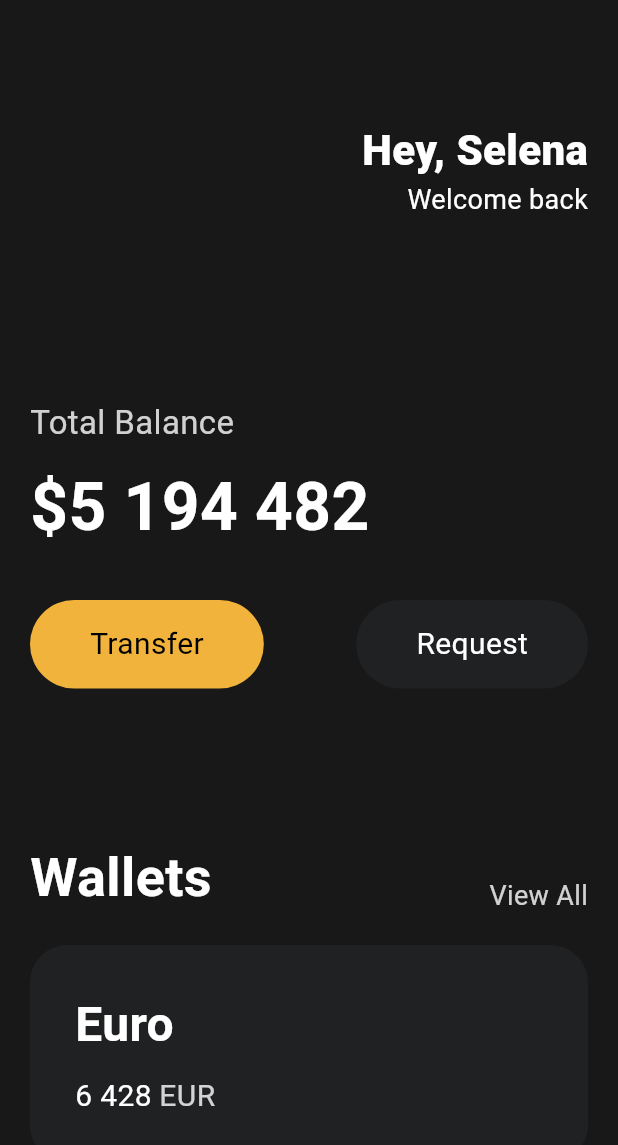
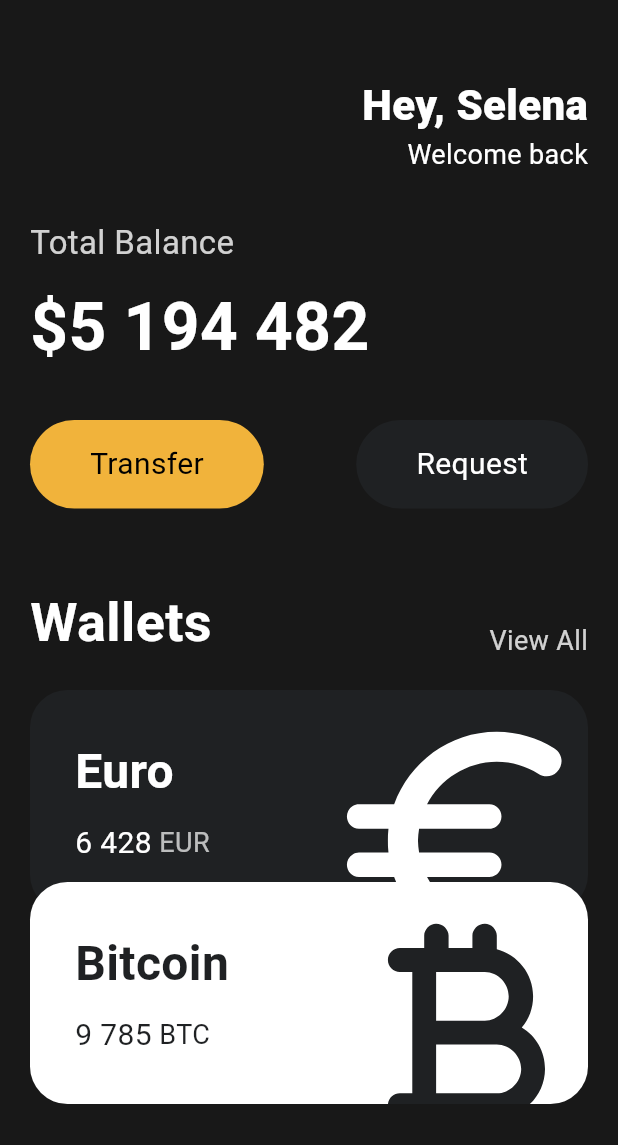
Before and after one commit to pybsh/flutter_study_01, a Flutter app: the screen it shows after launch, on a phone screen of 412 x 824 dp. Shown: the top 1145 px of the screen. Run offline on Flutter 3.47's test engine with Material 3 defaults, Android fonts, the phone set to English and light mode, and no system bars.

```diff
--- a/lib/main.dart
+++ b/lib/main.dart
@@ -1,6 +1,7 @@
 import 'package:flutter/cupertino.dart';
 import 'package:flutter/material.dart';
 import 'package:toonflix/widgets/button.dart';
+import 'package:toonflix/widgets/currency_card.dart';
 
 void main() {
   runApp(const MyApp());
@@ -14,12 +15,13 @@ class MyApp extends StatelessWidget {
     return MaterialApp(
       home: Scaffold(
           backgroundColor: const Color(0xFF181818),
-          body: Padding(
+          body: SingleChildScrollView(
+            child: Padding(
               padding: const EdgeInsets.symmetric(horizontal: 20),
               child: Column(
                 crossAxisAlignment: CrossAxisAlignment.start,
                 children: [
-                const SizedBox(height: 80),
+                  const SizedBox(height: 50),
                   Row(
                     mainAxisAlignment: MainAxisAlignment.end,
                     children: [
@@ -41,7 +43,7 @@ class MyApp extends StatelessWidget {
                       ),
                     ],
                   ),
-                const SizedBox(height: 120),
+                  const SizedBox(height: 30),
                   Text(
                     'Total Balance',
                     style: TextStyle(
@@ -72,7 +74,7 @@ class MyApp extends StatelessWidget {
                           textColor: Colors.white),
                     ],
                   ),
-                const SizedBox(height: 100),
+                  const SizedBox(height: 50),
                   Row(
                     crossAxisAlignment: CrossAxisAlignment.end,
                     mainAxisAlignment: MainAxisAlignment.spaceBetween,
@@ -91,50 +93,25 @@ class MyApp extends StatelessWidget {
                     ],
                   ),
                   const SizedBox(height: 20),
-                Container(
-                  decoration: BoxDecoration(
-                    color: const Color(0xFF1F2123),
-                    borderRadius: BorderRadius.circular(25),
+                  const CurrencyCard(
+                    name: 'Euro',
+                    code: 'EUR',
+                    amount: '6 428',
+                    icon: Icons.euro_rounded,
+                    isInverted: false,
                   ),
-                  child: Padding(
-                    padding: const EdgeInsets.all(30),
-                    child: Row(
-                      children: [
-                        Column(
-                          crossAxisAlignment: CrossAxisAlignment.start,
-                          children: [
-                            const Text(
-                              'Euro',
-                              style: TextStyle(
-                                color: Colors.white,
-                                fontSize: 32,
-                                fontWeight: FontWeight.w600,
-                              ),
-                            ),
-                            const SizedBox(height: 10),
-                            Row(
-                              children: [
-                                const Text('6 428',
-                                    style: TextStyle(
-                                      color: Colors.white,
-                                      fontSize: 20,
-                                    )),
-                                const SizedBox(width: 5),
-                                Text('EUR',
-                                  style: TextStyle(
-                                    color: Colors.white.withOpacity(0.8),
-                                    fontSize: 20,
+                  Transform.translate(
+                    offset: const Offset(0, -20),
+                    child: const CurrencyCard(
+                      name: 'Bitcoin',
+                      code: 'BTC',
+                      amount: '9 785',
+                      icon: Icons.currency_bitcoin_rounded,
+                      isInverted: true,
                     ),
                   ),
                 ],
               ),
-                          ],
-                        ),
-                      ],
-                    ),
-                  ),
-                ),
-              ],
             ),
           )),
     );
--- /dev/null
+++ b/lib/widgets/currency_card.dart
@@ -0,0 +1,78 @@
+import 'package:flutter/material.dart';
+
+class CurrencyCard extends StatelessWidget {
+  final String name, code, amount;
+  final IconData icon;
+  final bool isInverted;
+
+  final _blackColor = const Color(0xFF1F2123);
+  const CurrencyCard({
+    super.key,
+    required this.name,
+    required this.code,
+    required this.amount,
+    required this.icon,
+    required this.isInverted
+  });
+
+  @override
+  Widget build(BuildContext context) {
+    return Container(
+      clipBehavior: Clip.hardEdge,
+      decoration: BoxDecoration(
+        color: isInverted ? Colors.white : _blackColor,
+        borderRadius: BorderRadius.circular(25),
+      ),
+      child: Padding(
+        padding: const EdgeInsets.all(30),
+        child: Row(
+          mainAxisAlignment: MainAxisAlignment.spaceBetween,
+          children: [
+            Column(
+              crossAxisAlignment: CrossAxisAlignment.start,
+              children: [
+                Text(
+                  name,
+                  style: TextStyle(
+                    color: isInverted ? _blackColor : Colors.white,
+                    fontSize: 32,
+                    fontWeight: FontWeight.w600,
+                  ),
+                ),
+                const SizedBox(height: 10),
+                Row(
+                  children: [
+                    Text(amount,
+                        style: TextStyle(
+                          color: isInverted ? _blackColor : Colors.white,
+                          fontSize: 20,
+                        )),
+                    const SizedBox(width: 5),
+                    Text(
+                      code,
+                      style: TextStyle(
+                        color: isInverted ? _blackColor : Colors.white.withOpacity(0.7),
+                        fontSize: 18,
+                      ),
+                    ),
+                  ],
+                ),
+              ],
+            ),
+            Transform.scale(
+              scale: 2.2,
+              child: Transform.translate(
+                offset: const Offset(-5, 12),
+                child: Icon(
+                  icon,
+                  color: isInverted ? _blackColor : Colors.white,
+                  size: 88,
+                ),
+              ),
+            )
+          ],
+        ),
+      ),
+    );
+  }
+}
```
Lines whose indentation alone changed are shown as unchanged.
